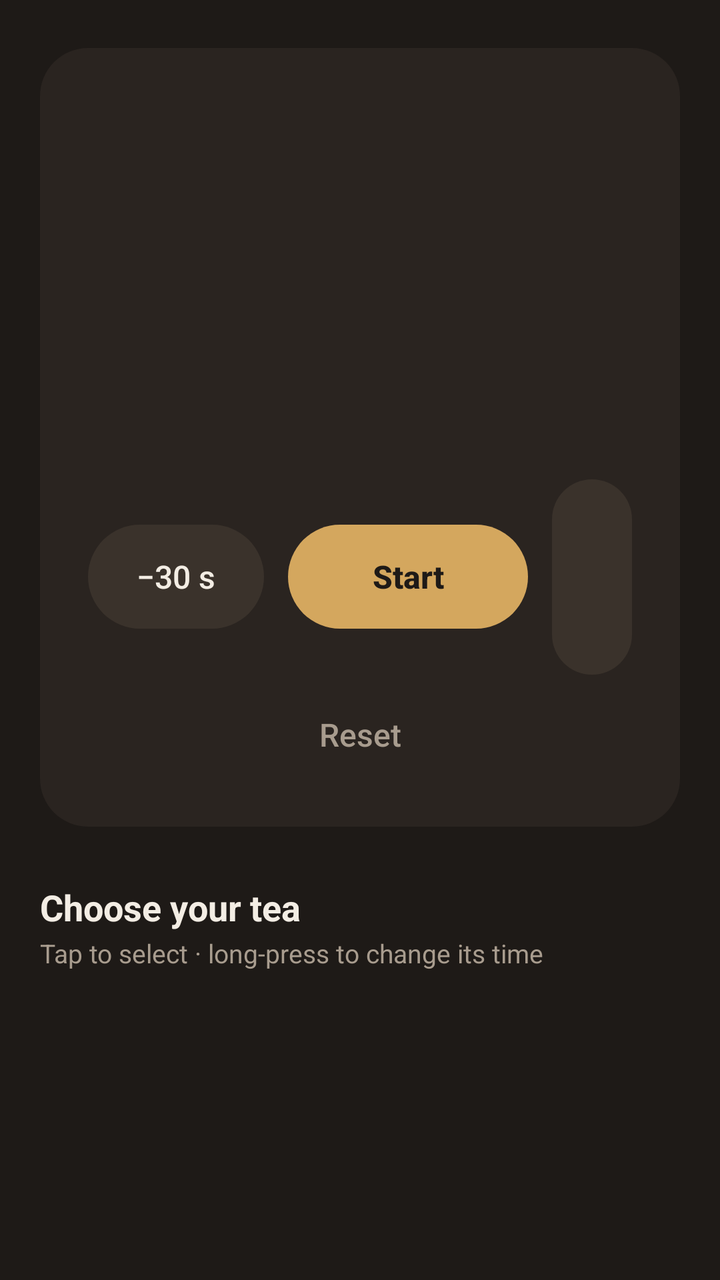
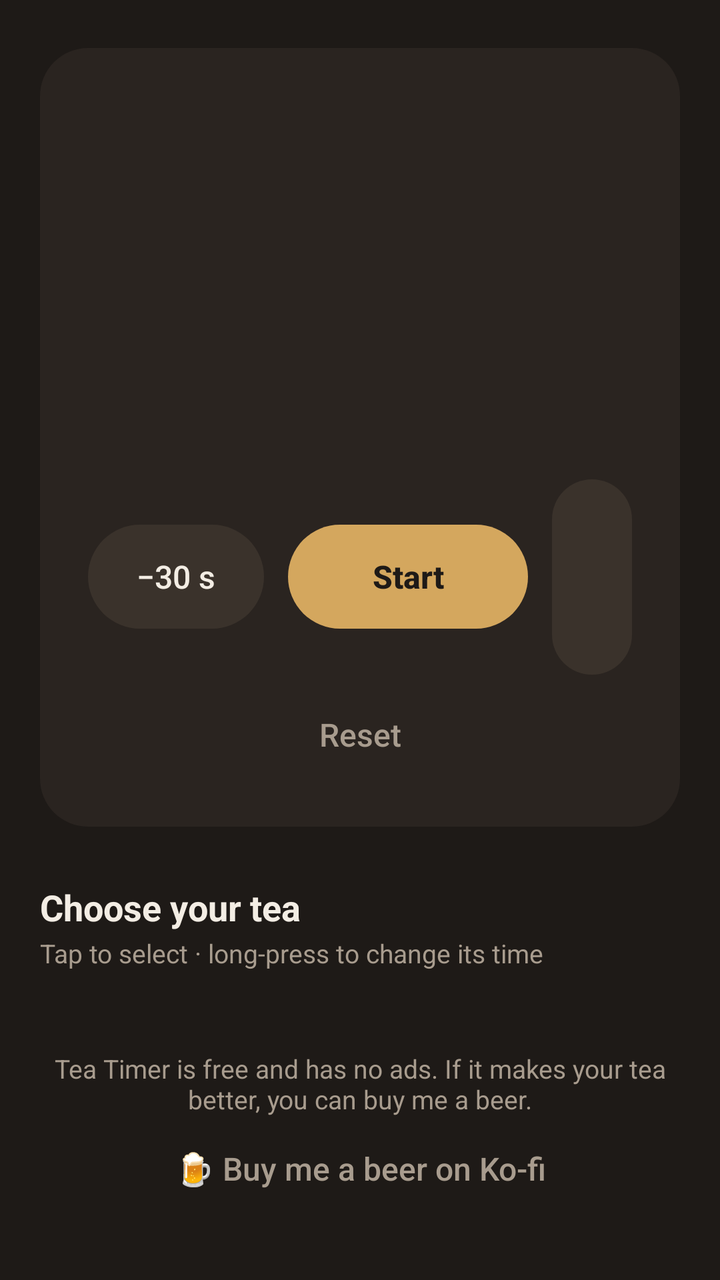

The first picture is an Android layout as it rendered before a commit; the second is the same layout after the commit. The layout source and the unified diff follow.
<!-- AndroidManifest.xml: application theme Theme.TeaTimer -->
<!-- res/layout/activity_main.xml -->
<?xml version="1.0" encoding="utf-8"?>
<ScrollView xmlns:android="http://schemas.android.com/apk/res/android"
    android:layout_width="match_parent"
    android:layout_height="match_parent"
    android:background="@color/bg"
    android:fillViewport="true">

    <LinearLayout
        android:layout_width="match_parent"
        android:layout_height="wrap_content"
        android:orientation="vertical"
        android:paddingStart="20dp"
        android:paddingTop="24dp"
        android:paddingEnd="20dp"
        android:paddingBottom="24dp">

        <LinearLayout
            android:layout_width="match_parent"
            android:layout_height="wrap_content"
            android:background="@drawable/card"
            android:gravity="center_horizontal"
            android:orientation="vertical"
            android:padding="24dp">

            <TextView
                android:id="@+id/teaName"
                android:layout_width="wrap_content"
                android:layout_height="wrap_content"
                android:textColor="@color/text"
                android:textSize="22sp"
                android:textStyle="bold" />

            <TextView
                android:id="@+id/teaTemp"
                android:layout_width="wrap_content"
                android:layout_height="wrap_content"
                android:layout_marginTop="2dp"
                android:textColor="@color/muted"
                android:textSize="15sp" />

            <TextView
                android:id="@+id/time"
                android:layout_width="wrap_content"
                android:layout_height="wrap_content"
                android:layout_marginTop="8dp"
                android:fontFamily="sans-serif-light"
                android:includeFontPadding="false"
                android:textColor="@color/text"
                android:textSize="80sp" />

            <TextView
                android:id="@+id/status"
                android:layout_width="wrap_content"
                android:layout_height="wrap_content"
                android:minHeight="22dp"
                android:textColor="@color/accent"
                android:textSize="16sp" />

            <LinearLayout
                android:layout_width="match_parent"
                android:layout_height="wrap_content"
                android:layout_marginTop="16dp"
                android:gravity="center"
                android:orientation="horizontal">

                <Button
                    android:id="@+id/minus"
                    style="@style/TeaButton.Secondary"
                    android:text="@string/minus30" />

                <Button
                    android:id="@+id/startPause"
                    style="@style/TeaButton.Primary"
                    android:layout_marginStart="12dp"
                    android:layout_marginEnd="12dp"
                    android:minWidth="120dp"
                    android:text="@string/start" />

                <Button
                    android:id="@+id/plus"
                    style="@style/TeaButton.Secondary"
                    android:text="@string/plus30" />
            </LinearLayout>

            <Button
                android:id="@+id/reset"
                style="@style/TeaButton.Text"
                android:layout_marginTop="8dp"
                android:text="@string/reset" />
        </LinearLayout>

        <TextView
            android:layout_width="wrap_content"
            android:layout_height="wrap_content"
            android:layout_marginTop="28dp"
            android:text="@string/choose_tea"
            android:textColor="@color/text"
            android:textSize="18sp"
            android:textStyle="bold" />

        <TextView
            android:layout_width="wrap_content"
            android:layout_height="wrap_content"
            android:layout_marginTop="2dp"
            android:layout_marginBottom="12dp"
            android:text="@string/long_press_hint"
            android:textColor="@color/muted"
            android:textSize="13sp" />

        <LinearLayout
            android:id="@+id/teaList"
            android:layout_width="match_parent"
            android:layout_height="wrap_content"
            android:orientation="vertical" />
    </LinearLayout>
</ScrollView>
<!-- resources referenced by this layout -->
<resources>
  <color name="accent">#FFD4A75E</color>
  <color name="bg">#FF1E1A17</color>
  <color name="muted">#FFA89C8E</color>
  <color name="text">#FFF3EDE4</color>
  <!-- drawable card (drawable) -->
  <?xml version="1.0" encoding="utf-8"?>
  <shape xmlns:android="http://schemas.android.com/apk/res/android" android:shape="rectangle">
      <corners android:radius="24dp" />
      <solid android:color="@color/card" />
  </shape>
  <string name="choose_tea">Choose your tea</string>
  <string name="long_press_hint">Tap to select · long-press to change its time</string>
  <string name="minus30" translatable="false">−30 s</string>
  <string name="plus30" translatable="false">+30 s</string>
  <string name="reset">Reset</string>
  <string name="start">Start</string>
  <style name="TeaButton.Primary">
          <item name="android:background">@drawable/btn_primary</item>
          <item name="android:textColor">@color/on_accent</item>
          <item name="android:textStyle">bold</item>
      </style>
  <style name="TeaButton.Secondary">
          <item name="android:background">@drawable/btn_secondary</item>
          <item name="android:textColor">@color/text</item>
      </style>
  <style name="TeaButton.Text">
          <item name="android:background">@drawable/btn_text</item>
          <item name="android:textColor">@color/muted</item>
          <item name="android:minHeight">44dp</item>
      </style>
  <style name="Theme.TeaTimer" parent="android:Theme.Material.NoActionBar">
          <item name="android:colorPrimary">@color/accent</item>
          <item name="android:colorAccent">@color/accent</item>
          <item name="android:windowBackground">@color/bg</item>
          <item name="android:statusBarColor">@color/bg</item>
          <item name="android:navigationBarColor">@color/bg</item>
          <item name="android:textColorPrimary">@color/text</item>
      </style>
  <color name="card">#FF2A2420</color>
  <!-- drawable btn_primary (drawable) -->
  <?xml version="1.0" encoding="utf-8"?>
  <ripple xmlns:android="http://schemas.android.com/apk/res/android" android:color="@color/ripple">
      <item>
          <shape android:shape="rectangle">
              <corners android:radius="26dp" />
              <solid android:color="@color/accent" />
          </shape>
      </item>
  </ripple>
  <color name="on_accent">#FF1E1A17</color>
  <!-- drawable btn_secondary (drawable) -->
  <?xml version="1.0" encoding="utf-8"?>
  <ripple xmlns:android="http://schemas.android.com/apk/res/android" android:color="@color/ripple">
      <item>
          <shape android:shape="rectangle">
              <corners android:radius="26dp" />
              <solid android:color="@color/button_secondary" />
          </shape>
      </item>
  </ripple>
  <!-- drawable btn_text (drawable) -->
  <?xml version="1.0" encoding="utf-8"?>
  <ripple xmlns:android="http://schemas.android.com/apk/res/android" android:color="@color/ripple">
      <item>
          <shape android:shape="rectangle">
              <corners android:radius="22dp" />
              <solid android:color="@android:color/transparent" />
          </shape>
      </item>
  </ripple>
  <color name="ripple">#33FFFFFF</color>
  <color name="button_secondary">#FF3A322B</color>
</resources>

<!-- the commit's change to res/layout/activity_main.xml (unified diff, before → after) -->
@@ -112,5 +112,21 @@
             android:layout_width="match_parent"
             android:layout_height="wrap_content"
             android:orientation="vertical" />
+
+        <TextView
+            android:layout_width="match_parent"
+            android:layout_height="wrap_content"
+            android:layout_marginTop="28dp"
+            android:gravity="center"
+            android:text="@string/beer_text"
+            android:textColor="@color/muted"
+            android:textSize="13sp" />
+
+        <Button
+            android:id="@+id/beer"
+            style="@style/TeaButton.Text"
+            android:layout_gravity="center_horizontal"
+            android:layout_marginTop="4dp"
+            android:text="@string/beer" />
     </LinearLayout>
 </ScrollView>
<!-- resource entries referenced after the edit -->
@@ -10,6 +10,8 @@
       <corners android:radius="24dp" />
       <solid android:color="@color/card" />
   </shape>
+  <string name="beer">🍺 Buy me a beer on Ko-fi</string>
+  <string name="beer_text">Tea Timer is free and has no ads. If it makes your tea better, you can buy me a beer.</string>
   <string name="choose_tea">Choose your tea</string>
   <string name="long_press_hint">Tap to select · long-press to change its time</string>
   <string name="minus30" translatable="false">−30 s</string>
